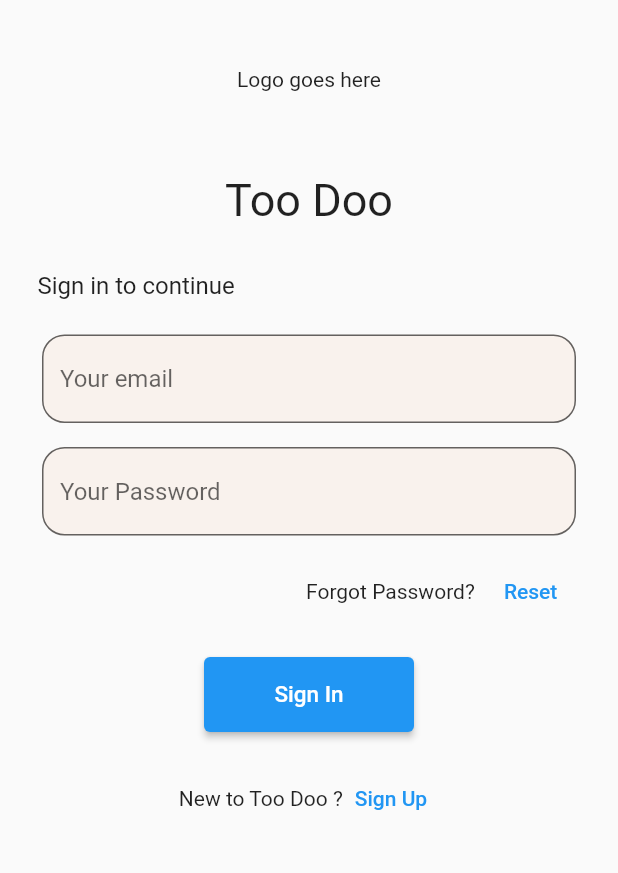
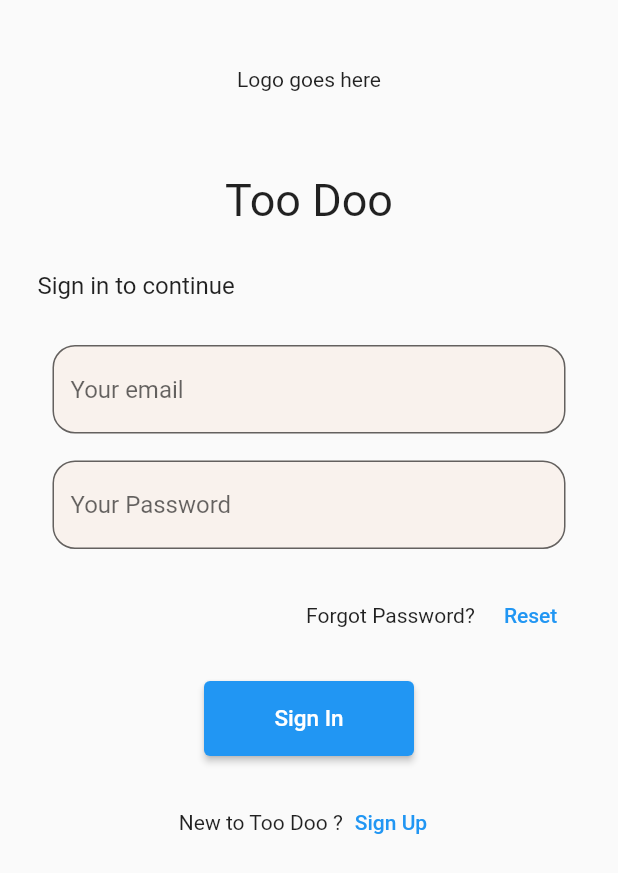
Before and after one commit to ziade-100/flutter_todo_app, a Flutter app: the screen it shows after launch, on a phone screen of 412 x 824 dp. Shown: the top 873 px of the screen. Run offline on Flutter 3.47's test engine with Material 2 defaults, Android fonts, the phone set to English and light mode, and no system bars.

Commit message:
updating signin page

```diff
--- a/lib/util/signin.dart
+++ b/lib/util/signin.dart
@@ -42,7 +42,7 @@ class _SignInState extends State<SignIn> {
               mainAxisAlignment: MainAxisAlignment.center,
               children: [
                 Container(
-                  padding: const EdgeInsets.all(8),
+                  padding: const EdgeInsets.all(15),
                   child: TextFormField(
                     //controller: ,
                     decoration: InputDecoration(
@@ -55,7 +55,7 @@ class _SignInState extends State<SignIn> {
                   ),
                 ),
                 Container(
-                  padding: const EdgeInsets.all(8),
+                  padding: const EdgeInsets.only(top: 3,bottom: 15,right: 15,left: 15),
                   child: TextFormField(
                     obscureText: true,
                     decoration: InputDecoration(
@@ -64,7 +64,8 @@ class _SignInState extends State<SignIn> {
                         hintText: 'Your Password',
                         border: OutlineInputBorder(
                           borderRadius: BorderRadius.circular(15),
-                        )),
+                        )
+                        ),
                   ),
                 ),
                 Container(
```
